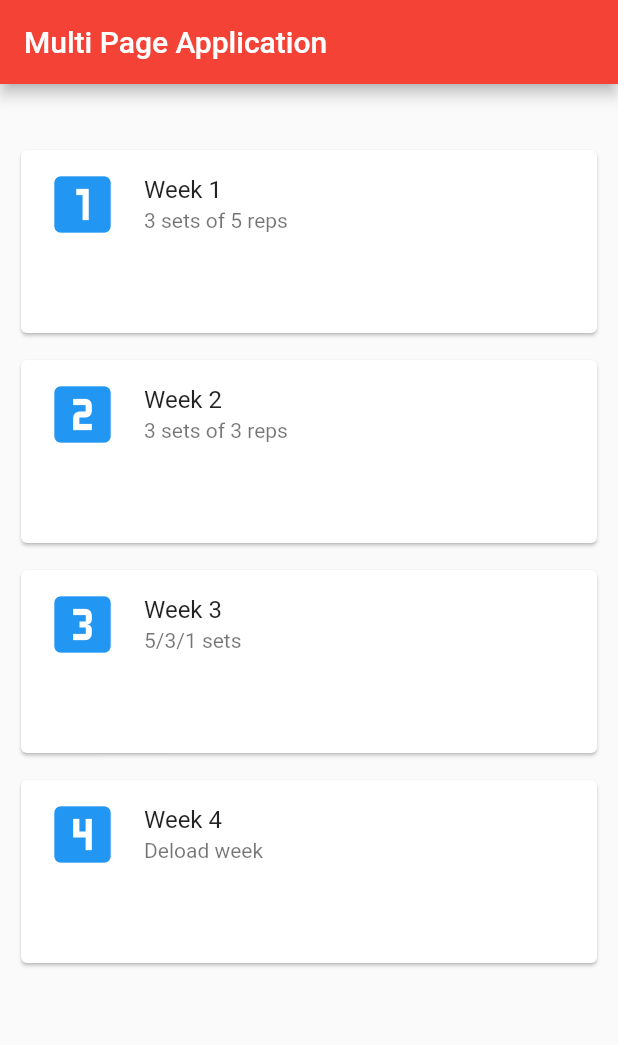
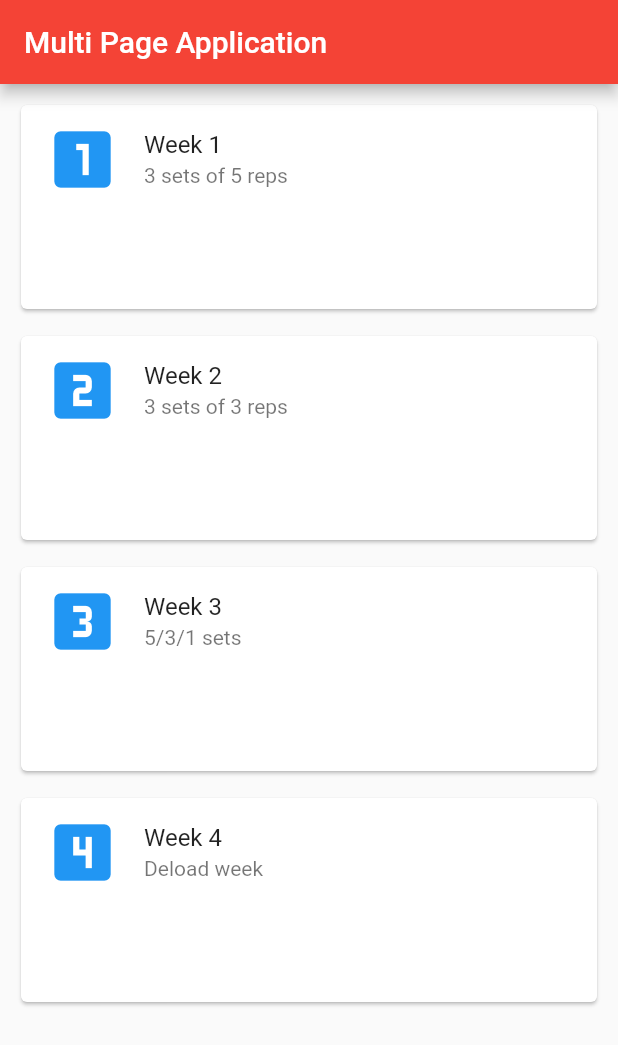
Before and after one commit to justinjk007/fitness_531, a Flutter app: the screen it shows after launch, on a phone screen of 412 x 824 dp. Shown: the top 1045 px of the screen. Run offline on Flutter 3.47's test engine with Material 2 defaults, Android fonts, the phone set to English and light mode, and no system bars.

Commit message:
Corrected card size

```diff
--- a/lib/main.dart
+++ b/lib/main.dart
@@ -20,10 +20,10 @@ class FirstScreen extends StatelessWidget {
       body: new Column(
         children: <Widget>[
           new Container(
-            margin: new EdgeInsets.only(left: 10.0, right: 10.0, top: 40),
+            margin: new EdgeInsets.only(left: 10.0, right: 10.0, top: 10),
             child: new SizedBox(
               width: double.infinity,
-              height: 130.0,
+              height: 144.0,
               child: InkWell(
                 onTap: () {},
                 child: Card(
@@ -49,7 +49,7 @@ class FirstScreen extends StatelessWidget {
             margin: new EdgeInsets.only(left: 10.0, right: 10.0, top: 10),
             child: new SizedBox(
               width: double.infinity,
-              height: 130.0,
+              height: 144.0,
               child: InkWell(
                 onTap: () {},
                 child: Card(
@@ -75,7 +75,7 @@ class FirstScreen extends StatelessWidget {
             margin: new EdgeInsets.only(left: 10.0, right: 10.0, top: 10),
             child: new SizedBox(
               width: double.infinity,
-              height: 130.0,
+              height: 144.0,
               child: InkWell(
                 onTap: () {},
                 child: Card(
@@ -101,7 +101,7 @@ class FirstScreen extends StatelessWidget {
             margin: new EdgeInsets.only(left: 10.0, right: 10.0, top: 10),
             child: new SizedBox(
               width: double.infinity,
-              height: 130.0,
+              height: 144.0,
               child: InkWell(
                 onTap: () {},
                 child: Card(
@@ -128,3 +128,15 @@ class FirstScreen extends StatelessWidget {
     );
   }
 }
+
+class SecondScreen extends StatelessWidget {
+  @override
+  Widget build(BuildContext ctxt) {
+    return new Scaffold(
+      appBar: new AppBar(
+        title: new Text("Multi Page Application Page 2"),
+      ),
+      body: new Text("Another Page...!!!!!!"),
+    );
+  }
+}
```
